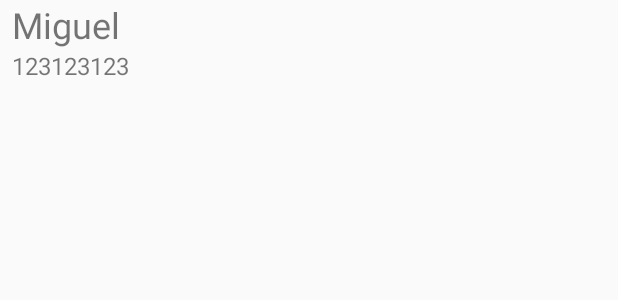
After one commit to miguelBS13/senai-sga-agenda-android, an Android app: the layout item_aluno.xml on its own in the app's theme, with its tools: preview values and no code run, on a phone screen of 412 x 824 dp. The commit adds this screen. Shown: the top 300 px of the screen. Run offline under Robolectric (Android 15) with nearby library versions, the phone set to English and light mode, and no system bars.

Commit message:
mudei 24/05

```diff
--- a/app/src/main/res/layout/activity_formulario_aluno.xml
+++ b/app/src/main/res/layout/activity_formulario_aluno.xml
@@ -10,7 +10,7 @@
         android:layout_width="match_parent"
         android:layout_height="wrap_content"
         android:layout_margin="8dp"
-        android:hint="Nome"/>
+        android:hint="Nome" />
 
     <EditText
         android:id="@+id/activity_formulario_aluno_et_telefone"
--- /dev/null
+++ b/app/src/main/res/layout/item_aluno.xml
@@ -0,0 +1,25 @@
+<?xml version="1.0" encoding="utf-8"?>
+<LinearLayout xmlns:android="http://schemas.android.com/apk/res/android"
+    android:orientation="vertical" android:layout_width="match_parent"
+    android:layout_height="match_parent">
+
+    <TextView
+        android:id="@+id/item_aluno_nome"
+        android:layout_width="match_parent"
+        android:layout_height="wrap_content"
+        android:layout_marginStart="8dp"
+        android:layout_marginEnd="8dp"
+        android:textSize="24sp"
+        android:text="Miguel"/>
+
+    <TextView
+        android:id="@+id/item_aluno_telefone"
+        android:layout_width="match_parent"
+        android:layout_height="wrap_content"
+        android:layout_marginStart="8dp"
+        android:layout_marginEnd="8dp"
+        android:textSize="16sp"
+        android:text="123123123"/>
+
+
+</LinearLayout>
```
Also changed, not shown: app/src/main/java/br/senai/rn/agenda/activities/ListaAlunosActivity.java (+51 -2 lines).
